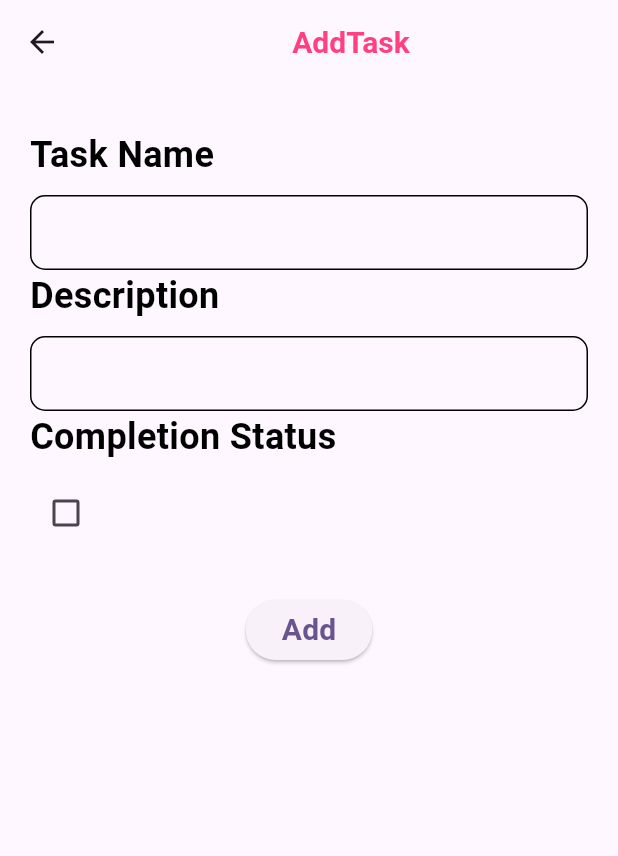
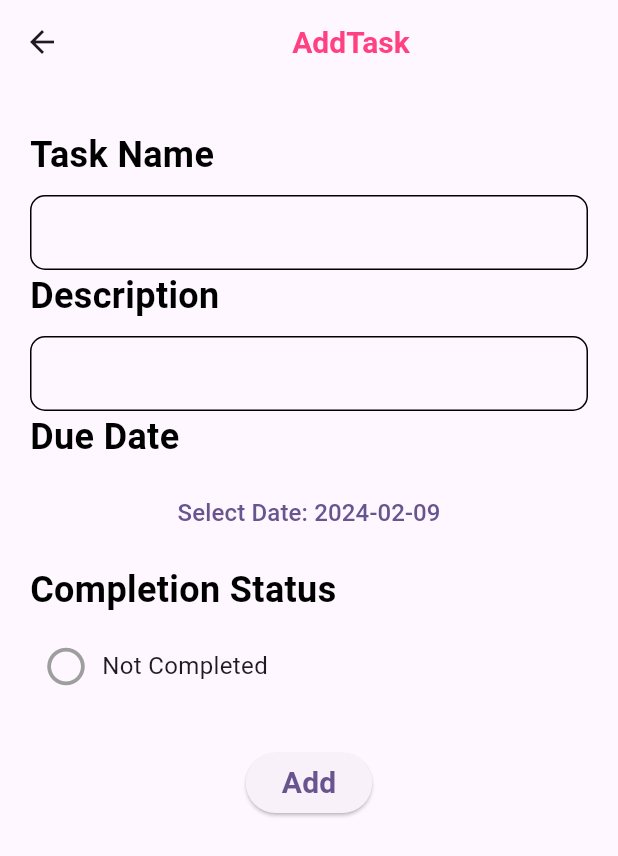
Before and after one commit to ChamodiHansika/Task_ManagementApp, a Flutter app: the addTask screen opened directly, on a phone screen of 412 x 824 dp. Shown: the top 856 px of the screen. Run offline on Flutter 3.47's test engine with Material 3 defaults, Android fonts, the phone set to English and light mode, and no system bars; our stand-ins replace device_preview.

Commit message:
Finishing the UI part

```diff
--- a/lib/pages/addTask.dart
+++ b/lib/pages/addTask.dart
@@ -1,4 +1,6 @@
 import 'package:flutter/material.dart';
+import 'package:task_mangement_app/pages/task.dart';
+import 'home.dart'; // Import HomeScreen
 
 class addTask extends StatefulWidget {
   const addTask({Key? key}) : super(key: key);
@@ -9,6 +11,39 @@ class addTask extends StatefulWidget {
 
 class _AddTaskState extends State<addTask> {
   bool isCompleted = false; // Track completion status
+  late DateTime _selectedDate;
+  TextEditingController taskNameController = TextEditingController();
+  TextEditingController descriptionController = TextEditingController();
+
+  @override
+  void initState() {
+    super.initState();
+    _selectedDate = DateTime.now();
+  }
+
+  Future<void> _selectDate(BuildContext context) async {
+    final DateTime? pickedDate = await showDatePicker(
+      context: context,
+      initialDate: _selectedDate,
+      firstDate: DateTime(2000),
+      lastDate: DateTime(2101),
+    );
+    if (pickedDate != null && pickedDate != _selectedDate)
+      setState(() {
+        _selectedDate = pickedDate;
+      });
+  }
+
+  void _showTaskDetails(BuildContext context) {
+    taskDetails task = taskDetails(
+      taskName: taskNameController.text,
+      description: descriptionController.text,
+      dueDate: _selectedDate.toString(),
+      isCompleted: isCompleted,
+    );
+
+    Navigator.pop(context, task); // Pop the current screen and pass the task details back to HomeScreen
+  }
 
   @override
   Widget build(BuildContext context) {
@@ -41,6 +76,7 @@ class _AddTaskState extends State<addTask> {
             Container(
               decoration: BoxDecoration(border: Border.all(), borderRadius: BorderRadius.circular(10)),
               child: TextField(
+                controller: taskNameController,
                 decoration: InputDecoration(border: InputBorder.none),
               ),
             ),
@@ -51,28 +87,66 @@ class _AddTaskState extends State<addTask> {
             SizedBox(height: 10.0),
             Container(
               decoration: BoxDecoration(border: Border.all(), borderRadius: BorderRadius.circular(10)),
-              child: TextField(
+              child: TextFormField(
+                controller: descriptionController,
                 decoration: InputDecoration(border: InputBorder.none),
               ),
             ),
+            Text(
+              "Due Date",
+              style: TextStyle(color: Colors.black, fontSize: 24, fontWeight: FontWeight.bold),
+            ),
+            SizedBox(height: 10.0),
+            Row(
+              children: [
+                Expanded(
+                  child: TextButton(
+                    onPressed: () => _selectDate(context),
+                    child: Text(
+                      'Select Date: ${_selectedDate.toString().split(' ')[0]}',
+                      style: TextStyle(fontSize: 16),
+                    ),
+                  ),
+                ),
+              ],
+            ),
+            SizedBox(height: 10.0),
             Text(
               "Completion Status",
               style: TextStyle(color: Colors.black, fontSize: 24, fontWeight: FontWeight.bold),
             ),
             SizedBox(height: 10.0),
-            Checkbox(
-              value: isCompleted,
-              onChanged: (value) {
-                setState(() {
-                  isCompleted = value ?? false;
-                });
-              },
+            Row(
+              children: [
+                IconButton(
+                  icon: Icon(
+                    isCompleted ? Icons.check_circle : Icons.radio_button_unchecked,
+                    color: isCompleted ? Colors.green : Colors.grey,
+                    size: 30,
+                  ),
+                  onPressed: () {
+                    setState(() {
+                      isCompleted = !isCompleted;
+                    });
+                  },
+                ),
+                Text(
+                  isCompleted ? 'Completed' : 'Not Completed',
+                  style: TextStyle(fontSize: 16),
+                ),
+              ],
             ),
             SizedBox(height: 30.0),
             Center(
-              child: ElevatedButton(onPressed: (){
-
-              }, child: Text("Add", style: TextStyle(fontWeight: FontWeight.bold, fontSize: 20.0),)),
+              child: ElevatedButton(
+                onPressed: () {
+                  _showTaskDetails(context); // Show task details when the button is pressed
+                },
+                child: Text(
+                  "Add",
+                  style: TextStyle(fontWeight: FontWeight.bold, fontSize: 20.0),
+                ),
+              ),
             )
           ],
         ),
--- a/pubspec.yaml
+++ b/pubspec.yaml
@@ -28,6 +28,7 @@ environment:
 # the latest version available on pub.dev. To see which dependencies have newer
 # versions available, run `flutter pub outdated`.
 dependencies:
+  device_preview: ^1.0.0
   flutter:
     sdk: flutter
 
```
Also changed, not shown: lib/main.dart (+5 -3 lines), lib/pages/home.dart (+41 -32 lines), lib/pages/task.dart (added, +98 -0 lines), pubspec.lock, 1 other file.
